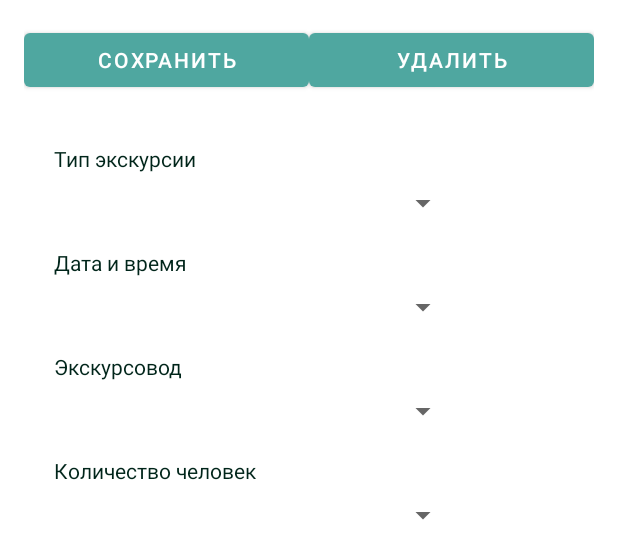
After one commit to p1pihosec/museumAppForSIBD, an Android app: the layout activity_user.xml on its own in the app's theme, with its tools: preview values and no code run, on a phone screen of 412 x 824 dp. The commit adds this screen. Shown: the top 559 px of the screen. Run offline under Robolectric (Android 15) with nearby library versions, the phone set to English and light mode, and no system bars.

Commit message:
viewing in DB

```diff
--- a/app/src/main/res/layout/activity_order_processed.xml
+++ b/app/src/main/res/layout/activity_order_processed.xml
@@ -33,7 +33,6 @@
         android:layout_below="@id/textView"
         android:layout_centerHorizontal="true"
         android:layout_marginTop="15dp"
-        android:onClick="backStart"
         android:text="@string/back_to_start" />
 
 </RelativeLayout>
--- /dev/null
+++ b/app/src/main/res/layout/activity_user.xml
@@ -0,0 +1,100 @@
+<?xml version="1.0" encoding="utf-8"?>
+<RelativeLayout xmlns:android="http://schemas.android.com/apk/res/android"
+    android:orientation="vertical"
+    android:layout_width="match_parent"
+    android:layout_height="match_parent"
+    android:padding="16dp">
+
+    <TextView
+        android:id="@+id/selectExcType"
+        android:layout_width="wrap_content"
+        android:layout_height="wrap_content"
+        android:text="Тип экскурсии"
+        android:layout_marginTop="80dp"
+        android:layout_marginLeft="20dp"
+        android:textColor="@color/colorPrimaryDark"/>
+
+    <Spinner
+        android:id="@+id/spinExcursionType"
+        android:layout_width="200dp"
+        android:layout_height="20dp"
+        android:layout_below="@+id/selectExcType"
+        android:layout_centerHorizontal="true"
+        android:layout_marginTop="10dp" />
+
+    <TextView
+        android:id="@+id/selectDate"
+        android:layout_width="wrap_content"
+        android:layout_height="wrap_content"
+        android:text="Дата и время"
+        android:layout_below="@+id/spinExcursionType"
+        android:layout_marginTop="20dp"
+        android:layout_marginLeft="20dp"
+        android:textColor="@color/colorPrimaryDark"/>
+
+    <Spinner
+        android:id="@+id/spinExcursionDate"
+        android:layout_width="200dp"
+        android:layout_height="20dp"
+        android:layout_below="@+id/selectDate"
+        android:layout_centerHorizontal="true"
+        android:layout_marginTop="10dp" />
+
+    <TextView
+        android:id="@+id/selectGuide"
+        android:layout_width="wrap_content"
+        android:layout_height="wrap_content"
+        android:text="Экскурсовод"
+        android:layout_below="@+id/spinExcursionDate"
+        android:layout_marginTop="20dp"
+        android:layout_marginLeft="20dp"
+        android:textColor="@color/colorPrimaryDark"/>
+
+    <Spinner
+        android:id="@+id/spinExcursionGuide"
+        android:layout_width="200dp"
+        android:layout_height="20dp"
+        android:layout_below="@+id/selectGuide"
+        android:layout_centerHorizontal="true"
+        android:layout_marginTop="10dp"/>
+
+    <TextView
+        android:id="@+id/selectPersonNum"
+        android:layout_width="wrap_content"
+        android:layout_height="wrap_content"
+        android:text="Количество человек"
+        android:layout_below="@+id/spinExcursionGuide"
+        android:layout_marginTop="20dp"
+        android:layout_marginLeft="20dp"
+        android:textColor="@color/colorPrimaryDark"/>
+
+    <Spinner
+        android:id="@+id/spinPersonNum"
+        android:layout_width="200dp"
+        android:layout_height="20dp"
+        android:layout_below="@+id/selectPersonNum"
+        android:layout_centerHorizontal="true"
+        android:layout_marginTop="10dp"/>
+
+
+    <LinearLayout
+        android:layout_width="match_parent"
+        android:layout_height="wrap_content"
+        android:orientation="horizontal">
+
+        <Button
+            android:id="@+id/saveButton"
+            android:layout_width="0dp"
+            android:layout_weight="1"
+            android:layout_height="wrap_content"
+            android:text="Сохранить"
+            android:onClick="save"/>
+        <Button
+            android:id="@+id/deleteButton"
+            android:layout_width="0dp"
+            android:layout_weight="1"
+            android:layout_height="wrap_content"
+            android:text="Удалить"
+            android:onClick="delete"/>
+    </LinearLayout>
+</RelativeLayout>
--- a/app/src/main/res/values/strings.xml
+++ b/app/src/main/res/values/strings.xml
@@ -85,6 +85,4 @@
     </string-array>
 
 
-
-
 </resources>
```
Also changed, not shown: app/src/main/AndroidManifest.xml (+11 -14 lines), app/src/main/java/com/android/museumapp/ImportOrders.java (+43 -4 lines), app/src/main/java/com/android/museumapp/LoginOrders.java (+27 -12 lines), app/src/main/java/com/android/museumapp/UserActivity.java (added, +191 -0 lines), app/src/main/res/layout/activity_import_orders.xml (+13 -12 lines).
